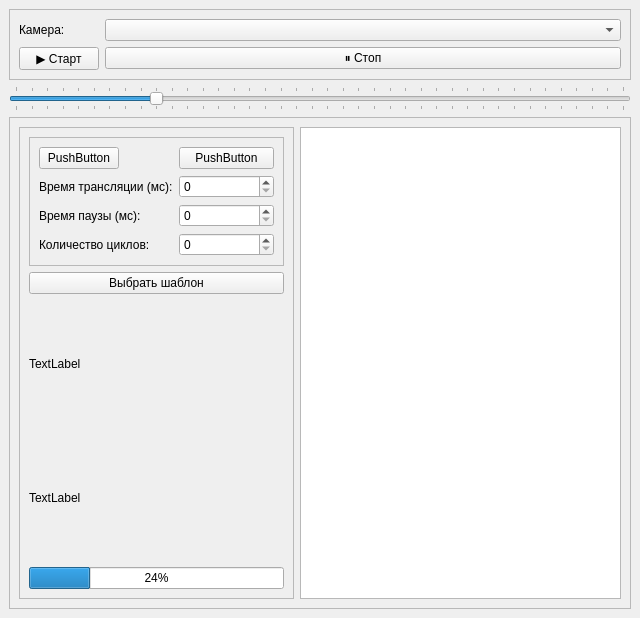
Qt form qtUi/ui1.ui (vaddav6/cjcLitCam) before a commit.
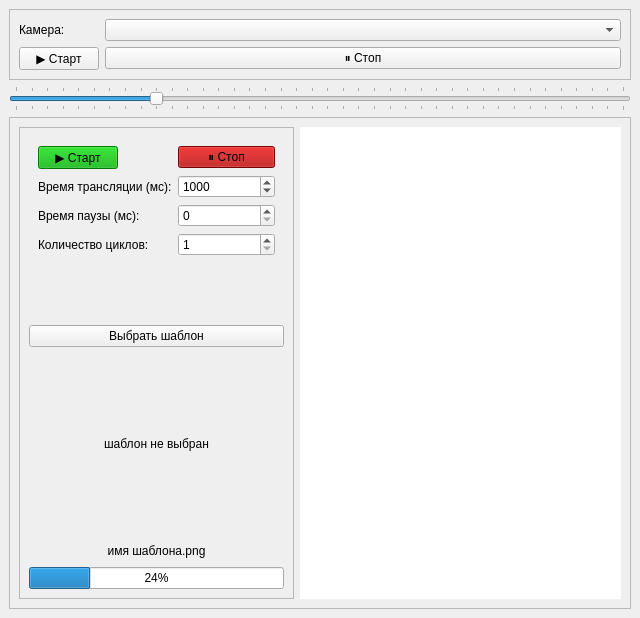
The same form after that commit.

Commit message: projection mode working

```diff
--- a/qtUi/ui1.ui
+++ b/qtUi/ui1.ui
@@ -112,7 +112,7 @@
           <item>
            <widget class="QFrame" name="frame_5">
             <property name="frameShape">
-             <enum>QFrame::Shape::StyledPanel</enum>
+             <enum>QFrame::Shape::NoFrame</enum>
             </property>
             <property name="frameShadow">
              <enum>QFrame::Shadow::Raised</enum>
@@ -140,25 +140,894 @@
               </widget>
              </item>
              <item row="1" column="1">
-              <widget class="QSpinBox" name="spinBox_2"/>
+              <widget class="QSpinBox" name="spinBox_2">
+               <property name="minimum">
+                <number>1</number>
+               </property>
+               <property name="maximum">
+                <number>100000</number>
+               </property>
+               <property name="value">
+                <number>1000</number>
+               </property>
+              </widget>
              </item>
              <item row="2" column="1">
-              <widget class="QSpinBox" name="spinBox_3"/>
+              <widget class="QSpinBox" name="spinBox_3">
+               <property name="minimum">
+                <number>0</number>
+               </property>
+               <property name="maximum">
+                <number>100000</number>
+               </property>
+               <property name="value">
+                <number>0</number>
+               </property>
+              </widget>
              </item>
              <item row="3" column="1">
-              <widget class="QSpinBox" name="spinBox_4"/>
+              <widget class="QSpinBox" name="spinBox_4">
+               <property name="minimum">
+                <number>1</number>
+               </property>
+               <property name="maximum">
+                <number>100</number>
+               </property>
+               <property name="value">
+                <number>1</number>
+               </property>
+              </widget>
              </item>
              <item row="0" column="0">
               <widget class="QPushButton" name="pushButton_2">
+               <property name="palette">
+                <palette>
+                 <active>
+                  <colorrole role="WindowText">
+                   <brush brushstyle="SolidPattern">
+                    <color alpha="255">
+                     <red>0</red>
+                     <green>0</green>
+                     <blue>0</blue>
+                    </color>
+                   </brush>
+                  </colorrole>
+                  <colorrole role="Button">
+                   <brush brushstyle="SolidPattern">
+                    <color alpha="255">
+                     <red>0</red>
+                     <green>170</green>
+                     <blue>0</blue>
+                    </color>
+                   </brush>
+                  </colorrole>
+                  <colorrole role="Light">
+                   <brush brushstyle="SolidPattern">
+                    <color alpha="255">
+                     <red>0</red>
+                     <green>255</green>
+                     <blue>0</blue>
+                    </color>
+                   </brush>
+                  </colorrole>
+                  <colorrole role="Midlight">
+                   <brush brushstyle="SolidPattern">
+                    <color alpha="255">
+                     <red>0</red>
+                     <green>212</green>
+                     <blue>0</blue>
+                    </color>
+                   </brush>
+                  </colorrole>
+                  <colorrole role="Dark">
+                   <brush brushstyle="SolidPattern">
+                    <color alpha="255">
+                     <red>0</red>
+                     <green>85</green>
+                     <blue>0</blue>
+                    </color>
+                   </brush>
+                  </colorrole>
+                  <colorrole role="Mid">
+                   <brush brushstyle="SolidPattern">
+                    <color alpha="255">
+                     <red>0</red>
+                     <green>113</green>
+                     <blue>0</blue>
+                    </color>
+                   </brush>
+                  </colorrole>
+                  <colorrole role="BrightText">
+                   <brush brushstyle="SolidPattern">
+                    <color alpha="255">
+                     <red>255</red>
+                     <green>255</green>
+                     <blue>255</blue>
+                    </color>
+                   </brush>
+                  </colorrole>
+                  <colorrole role="Base">
+                   <brush brushstyle="SolidPattern">
+                    <color alpha="255">
+                     <red>255</red>
+                     <green>255</green>
+                     <blue>255</blue>
+                    </color>
+                   </brush>
+                  </colorrole>
+                  <colorrole role="Window">
+                   <brush brushstyle="SolidPattern">
+                    <color alpha="255">
+                     <red>0</red>
+                     <green>170</green>
+                     <blue>0</blue>
+                    </color>
+                   </brush>
+                  </colorrole>
+                  <colorrole role="Shadow">
+                   <brush brushstyle="SolidPattern">
+                    <color alpha="255">
+                     <red>0</red>
+                     <green>0</green>
+                     <blue>0</blue>
+                    </color>
+                   </brush>
+                  </colorrole>
+                  <colorrole role="AlternateBase">
+                   <brush brushstyle="SolidPattern">
+                    <color alpha="255">
+                     <red>127</red>
+                     <green>212</green>
+                     <blue>127</blue>
+                    </color>
+                   </brush>
+                  </colorrole>
+                  <colorrole role="ToolTipBase">
+                   <brush brushstyle="SolidPattern">
+                    <color alpha="255">
+                     <red>255</red>
+                     <green>255</green>
+                     <blue>220</blue>
+                    </color>
+                   </brush>
+                  </colorrole>
+                  <colorrole role="ToolTipText">
+                   <brush brushstyle="SolidPattern">
+                    <color alpha="255">
+                     <red>0</red>
+                     <green>0</green>
+                     <blue>0</blue>
+                    </color>
+                   </brush>
+                  </colorrole>
+                  <colorrole role="PlaceholderText">
+                   <brush brushstyle="SolidPattern">
+                    <color alpha="127">
+                     <red>0</red>
+                     <green>0</green>
+                     <blue>0</blue>
+                    </color>
+                   </brush>
+                  </colorrole>
+                  <colorrole role="Accent">
+                   <brush brushstyle="SolidPattern">
+                    <color alpha="255">
+                     <red>255</red>
+                     <green>255</green>
+                     <blue>255</blue>
+                    </color>
+                   </brush>
+                  </colorrole>
+                 </active>
+                 <inactive>
+                  <colorrole role="WindowText">
+                   <brush brushstyle="SolidPattern">
+                    <color alpha="255">
+                     <red>0</red>
+                     <green>0</green>
+                     <blue>0</blue>
+                    </color>
+                   </brush>
+                  </colorrole>
+                  <colorrole role="Button">
+                   <brush brushstyle="SolidPattern">
+                    <color alpha="255">
+                     <red>0</red>
+                     <green>170</green>
+                     <blue>0</blue>
+                    </color>
+                   </brush>
+                  </colorrole>
+                  <colorrole role="Light">
+                   <brush brushstyle="SolidPattern">
+                    <color alpha="255">
+                     <red>0</red>
+                     <green>255</green>
+                     <blue>0</blue>
+                    </color>
+                   </brush>
+                  </colorrole>
+                  <colorrole role="Midlight">
+                   <brush brushstyle="SolidPattern">
+                    <color alpha="255">
+                     <red>0</red>
+                     <green>212</green>
+                     <blue>0</blue>
+                    </color>
+                   </brush>
+                  </colorrole>
+                  <colorrole role="Dark">
+                   <brush brushstyle="SolidPattern">
+                    <color alpha="255">
+                     <red>0</red>
+                     <green>85</green>
+                     <blue>0</blue>
+                    </color>
+                   </brush>
+                  </colorrole>
+                  <colorrole role="Mid">
+                   <brush brushstyle="SolidPattern">
+                    <color alpha="255">
+                     <red>0</red>
+                     <green>113</green>
+                     <blue>0</blue>
+                    </color>
+                   </brush>
+                  </colorrole>
+                  <colorrole role="BrightText">
+                   <brush brushstyle="SolidPattern">
+                    <color alpha="255">
+                     <red>255</red>
+                     <green>255</green>
+                     <blue>255</blue>
+                    </color>
+                   </brush>
+                  </colorrole>
+                  <colorrole role="Base">
+                   <brush brushstyle="SolidPattern">
+                    <color alpha="255">
+                     <red>255</red>
+                     <green>255</green>
+                     <blue>255</blue>
+                    </color>
+                   </brush>
+                  </colorrole>
+                  <colorrole role="Window">
+                   <brush brushstyle="SolidPattern">
+                    <color alpha="255">
+                     <red>0</red>
+                     <green>170</green>
+                     <blue>0</blue>
+                    </color>
+                   </brush>
+                  </colorrole>
+                  <colorrole role="Shadow">
+                   <brush brushstyle="SolidPattern">
+                    <color alpha="255">
+                     <red>0</red>
+                     <green>0</green>
+                     <blue>0</blue>
+                    </color>
+                   </brush>
+                  </colorrole>
+                  <colorrole role="AlternateBase">
+                   <brush brushstyle="SolidPattern">
+                    <color alpha="255">
+                     <red>127</red>
+                     <green>212</green>
+                     <blue>127</blue>
+                    </color>
+                   </brush>
+                  </colorrole>
+                  <colorrole role="ToolTipBase">
+                   <brush brushstyle="SolidPattern">
+                    <color alpha="255">
+                     <red>255</red>
+                     <green>255</green>
+                     <blue>220</blue>
+                    </color>
+                   </brush>
+                  </colorrole>
+                  <colorrole role="ToolTipText">
+                   <brush brushstyle="SolidPattern">
+                    <color alpha="255">
+                     <red>0</red>
+                     <green>0</green>
+                     <blue>0</blue>
+                    </color>
+                   </brush>
+                  </colorrole>
+                  <colorrole role="PlaceholderText">
+                   <brush brushstyle="SolidPattern">
+                    <color alpha="127">
+                     <red>0</red>
+                     <green>0</green>
+                     <blue>0</blue>
+                    </color>
+                   </brush>
+                  </colorrole>
+                  <colorrole role="Accent">
+                   <brush brushstyle="SolidPattern">
+                    <color alpha="255">
+                     <red>255</red>
+                     <green>255</green>
+                     <blue>255</blue>
+                    </color>
+                   </brush>
+                  </colorrole>
+                 </inactive>
+                 <disabled>
+                  <colorrole role="WindowText">
+                   <brush brushstyle="SolidPattern">
+                    <color alpha="255">
+                     <red>0</red>
+                     <green>85</green>
+                     <blue>0</blue>
+                    </color>
+                   </brush>
+                  </colorrole>
+                  <colorrole role="Button">
+                   <brush brushstyle="SolidPattern">
+                    <color alpha="255">
+                     <red>0</red>
+                     <green>170</green>
+                     <blue>0</blue>
+                    </color>
+                   </brush>
+                  </colorrole>
+                  <colorrole role="Light">
+                   <brush brushstyle="SolidPattern">
+                    <color alpha="255">
+                     <red>0</red>
+                     <green>255</green>
+                     <blue>0</blue>
+                    </color>
+                   </brush>
+                  </colorrole>
+                  <colorrole role="Midlight">
+                   <brush brushstyle="SolidPattern">
+                    <color alpha="255">
+                     <red>0</red>
+                     <green>212</green>
+                     <blue>0</blue>
+                    </color>
+                   </brush>
+                  </colorrole>
+                  <colorrole role="Dark">
+                   <brush brushstyle="SolidPattern">
+                    <color alpha="255">
+                     <red>0</red>
+                     <green>85</green>
+                     <blue>0</blue>
+                    </color>
+                   </brush>
+                  </colorrole>
+                  <colorrole role="Mid">
+                   <brush brushstyle="SolidPattern">
+                    <color alpha="255">
+                     <red>0</red>
+                     <green>113</green>
+                     <blue>0</blue>
+                    </color>
+                   </brush>
+                  </colorrole>
+                  <colorrole role="BrightText">
+                   <brush brushstyle="SolidPattern">
+                    <color alpha="255">
+                     <red>255</red>
+                     <green>255</green>
+                     <blue>255</blue>
+                    </color>
+                   </brush>
+                  </colorrole>
+                  <colorrole role="Base">
+                   <brush brushstyle="SolidPattern">
+                    <color alpha="255">
+                     <red>0</red>
+                     <green>170</green>
+                     <blue>0</blue>
+                    </color>
+                   </brush>
+                  </colorrole>
+                  <colorrole role="Window">
+                   <brush brushstyle="SolidPattern">
+                    <color alpha="255">
+                     <red>0</red>
+                     <green>170</green>
+                     <blue>0</blue>
+                    </color>
+                   </brush>
+                  </colorrole>
+                  <colorrole role="Shadow">
+                   <brush brushstyle="SolidPattern">
+                    <color alpha="255">
+                     <red>0</red>
+                     <green>0</green>
+                     <blue>0</blue>
+                    </color>
+                   </brush>
+                  </colorrole>
+                  <colorrole role="AlternateBase">
+                   <brush brushstyle="SolidPattern">
+                    <color alpha="255">
+                     <red>0</red>
+                     <green>170</green>
+                     <blue>0</blue>
+                    </color>
+                   </brush>
+                  </colorrole>
+                  <colorrole role="ToolTipBase">
+                   <brush brushstyle="SolidPattern">
+                    <color alpha="255">
+                     <red>255</red>
+                     <green>255</green>
+                     <blue>220</blue>
+                    </color>
+                   </brush>
+                  </colorrole>
+                  <colorrole role="ToolTipText">
+                   <brush brushstyle="SolidPattern">
+                    <color alpha="255">
+                     <red>0</red>
+                     <green>0</green>
+                     <blue>0</blue>
+                    </color>
+                   </brush>
+                  </colorrole>
+                  <colorrole role="PlaceholderText">
+                   <brush brushstyle="SolidPattern">
+                    <color alpha="127">
+                     <red>0</red>
+                     <green>85</green>
+                     <blue>0</blue>
+                    </color>
+                   </brush>
+                  </colorrole>
+                  <colorrole role="Accent">
+                   <brush brushstyle="SolidPattern">
+                    <color alpha="255">
+                     <red>0</red>
+                     <green>221</green>
+                     <blue>0</blue>
+                    </color>
+                   </brush>
+                  </colorrole>
+                 </disabled>
+                </palette>
+               </property>
                <property name="text">
-                <string>PushButton</string>
+                <string>▶ Старт</string>
+               </property>
+               <property name="autoDefault">
+                <bool>false</bool>
+               </property>
+               <property name="default">
+                <bool>false</bool>
+               </property>
+               <property name="flat">
+                <bool>false</bool>
                </property>
               </widget>
              </item>
              <item row="0" column="1">
               <widget class="QPushButton" name="pushButton_3">
+               <property name="palette">
+                <palette>
+                 <active>
+                  <colorrole role="WindowText">
+                   <brush brushstyle="SolidPattern">
+                    <color alpha="255">
+                     <red>0</red>
+                     <green>0</green>
+                     <blue>0</blue>
+                    </color>
+                   </brush>
+                  </colorrole>
+                  <colorrole role="Button">
+                   <brush brushstyle="SolidPattern">
+                    <color alpha="255">
+                     <red>170</red>
+                     <green>0</green>
+                     <blue>0</blue>
+                    </color>
+                   </brush>
+                  </colorrole>
+                  <colorrole role="Light">
+                   <brush brushstyle="SolidPattern">
+                    <color alpha="255">
+                     <red>255</red>
+                     <green>0</green>
+                     <blue>0</blue>
+                    </color>
+                   </brush>
+                  </colorrole>
+                  <colorrole role="Midlight">
+                   <brush brushstyle="SolidPattern">
+                    <color alpha="255">
+                     <red>212</red>
+                     <green>0</green>
+                     <blue>0</blue>
+                    </color>
+                   </brush>
+                  </colorrole>
+                  <colorrole role="Dark">
+                   <brush brushstyle="SolidPattern">
+                    <color alpha="255">
+                     <red>85</red>
+                     <green>0</green>
+                     <blue>0</blue>
+                    </color>
+                   </brush>
+                  </colorrole>
+                  <colorrole role="Mid">
+                   <brush brushstyle="SolidPattern">
+                    <color alpha="255">
+                     <red>113</red>
+                     <green>0</green>
+                     <blue>0</blue>
+                    </color>
+                   </brush>
+                  </colorrole>
+                  <colorrole role="BrightText">
+                   <brush brushstyle="SolidPattern">
+                    <color alpha="255">
+                     <red>255</red>
+                     <green>255</green>
+                     <blue>255</blue>
+                    </color>
+                   </brush>
+                  </colorrole>
+                  <colorrole role="Base">
+                   <brush brushstyle="SolidPattern">
+                    <color alpha="255">
+                     <red>255</red>
+                     <green>255</green>
+                     <blue>255</blue>
+                    </color>
+                   </brush>
+                  </colorrole>
+                  <colorrole role="Window">
+                   <brush brushstyle="SolidPattern">
+                    <color alpha="255">
+                     <red>170</red>
+                     <green>0</green>
+                     <blue>0</blue>
+                    </color>
+                   </brush>
+                  </colorrole>
+                  <colorrole role="Shadow">
+                   <brush brushstyle="SolidPattern">
+                    <color alpha="255">
+                     <red>0</red>
+                     <green>0</green>
+                     <blue>0</blue>
+                    </color>
+                   </brush>
+                  </colorrole>
+                  <colorrole role="AlternateBase">
+                   <brush brushstyle="SolidPattern">
+                    <color alpha="255">
+                     <red>212</red>
+                     <green>127</green>
+                     <blue>127</blue>
+                    </color>
+                   </brush>
+                  </colorrole>
+                  <colorrole role="ToolTipBase">
+                   <brush brushstyle="SolidPattern">
+                    <color alpha="255">
+                     <red>255</red>
+                     <green>255</green>
+                     <blue>220</blue>
+                    </color>
+                   </brush>
+                  </colorrole>
+                  <colorrole role="ToolTipText">
+                   <brush brushstyle="SolidPattern">
+                    <color alpha="255">
+                     <red>0</red>
+                     <green>0</green>
+                     <blue>0</blue>
+                    </color>
+                   </brush>
+                  </colorrole>
+                  <colorrole role="PlaceholderText">
+                   <brush brushstyle="SolidPattern">
+                    <color alpha="127">
+                     <red>0</red>
+                     <green>0</green>
+                     <blue>0</blue>
+                    </color>
+                   </brush>
+                  </colorrole>
+                  <colorrole role="Accent">
+                   <brush brushstyle="SolidPattern">
+                    <color alpha="255">
+                     <red>255</red>
+                     <green>255</green>
+                     <blue>255</blue>
+                    </color>
+                   </brush>
+                  </colorrole>
+                 </active>
+                 <inactive>
+                  <colorrole role="WindowText">
+                   <brush brushstyle="SolidPattern">
+                    <color alpha="255">
+                     <red>0</red>
+                     <green>0</green>
+                     <blue>0</blue>
+                    </color>
+                   </brush>
+                  </colorrole>
+                  <colorrole role="Button">
+                   <brush brushstyle="SolidPattern">
+                    <color alpha="255">
+                     <red>170</red>
+                     <green>0</green>
+                     <blue>0</blue>
+                    </color>
+                   </brush>
+                  </colorrole>
+                  <colorrole role="Light">
+                   <brush brushstyle="SolidPattern">
+                    <color alpha="255">
+                     <red>255</red>
+                     <green>0</green>
+                     <blue>0</blue>
+                    </color>
+                   </brush>
+                  </colorrole>
+                  <colorrole role="Midlight">
+                   <brush brushstyle="SolidPattern">
+                    <color alpha="255">
+                     <red>212</red>
+                     <green>0</green>
+                     <blue>0</blue>
+                    </color>
+                   </brush>
+                  </colorrole>
+                  <colorrole role="Dark">
+                   <brush brushstyle="SolidPattern">
+                    <color alpha="255">
+                     <red>85</red>
+                     <green>0</green>
+                     <blue>0</blue>
+                    </color>
+                   </brush>
+                  </colorrole>
+                  <colorrole role="Mid">
+                   <brush brushstyle="SolidPattern">
+                    <color alpha="255">
+                     <red>113</red>
+                     <green>0</green>
+                     <blue>0</blue>
+                    </color>
+                   </brush>
+                  </colorrole>
+                  <colorrole role="BrightText">
+                   <brush brushstyle="SolidPattern">
+                    <color alpha="255">
+                     <red>255</red>
+                     <green>255</green>
+                     <blue>255</blue>
+                    </color>
+                   </brush>
+                  </colorrole>
+                  <colorrole role="Base">
+                   <brush brushstyle="SolidPattern">
+                    <color alpha="255">
+                     <red>255</red>
+                     <green>255</green>
+                     <blue>255</blue>
+                    </color>
+                   </brush>
+                  </colorrole>
+                  <colorrole role="Window">
+                   <brush brushstyle="SolidPattern">
+                    <color alpha="255">
+                     <red>170</red>
+                     <green>0</green>
+                     <blue>0</blue>
+                    </color>
+                   </brush>
+                  </colorrole>
+                  <colorrole role="Shadow">
+                   <brush brushstyle="SolidPattern">
+                    <color alpha="255">
+                     <red>0</red>
+                     <green>0</green>
+                     <blue>0</blue>
+                    </color>
+                   </brush>
+                  </colorrole>
+                  <colorrole role="AlternateBase">
+                   <brush brushstyle="SolidPattern">
+                    <color alpha="255">
+                     <red>212</red>
+                     <green>127</green>
+                     <blue>127</blue>
+                    </color>
+                   </brush>
+                  </colorrole>
+                  <colorrole role="ToolTipBase">
+                   <brush brushstyle="SolidPattern">
+                    <color alpha="255">
+                     <red>255</red>
+                     <green>255</green>
+                     <blue>220</blue>
+                    </color>
+                   </brush>
+                  </colorrole>
+                  <colorrole role="ToolTipText">
+                   <brush brushstyle="SolidPattern">
+                    <color alpha="255">
+                     <red>0</red>
+                     <green>0</green>
+                     <blue>0</blue>
+                    </color>
+                   </brush>
+                  </colorrole>
+                  <colorrole role="PlaceholderText">
+                   <brush brushstyle="SolidPattern">
+                    <color alpha="127">
+                     <red>0</red>
+                     <green>0</green>
+                     <blue>0</blue>
+                    </color>
+                   </brush>
+                  </colorrole>
+                  <colorrole role="Accent">
+                   <brush brushstyle="SolidPattern">
+                    <color alpha="255">
+                     <red>255</red>
+                     <green>255</green>
+                     <blue>255</blue>
+                    </color>
+                   </brush>
+                  </colorrole>
+                 </inactive>
+                 <disabled>
+                  <colorrole role="WindowText">
+                   <brush brushstyle="SolidPattern">
+                    <color alpha="255">
+                     <red>85</red>
+                     <green>0</green>
+                     <blue>0</blue>
+                    </color>
+                   </brush>
+                  </colorrole>
+                  <colorrole role="Button">
+                   <brush brushstyle="SolidPattern">
+                    <color alpha="255">
+                     <red>170</red>
+                     <green>0</green>
+                     <blue>0</blue>
+                    </color>
+                   </brush>
+                  </colorrole>
+                  <colorrole role="Light">
+                   <brush brushstyle="SolidPattern">
+                    <color alpha="255">
+                     <red>255</red>
+                     <green>0</green>
+                     <blue>0</blue>
+                    </color>
+                   </brush>
+                  </colorrole>
+                  <colorrole role="Midlight">
+                   <brush brushstyle="SolidPattern">
+                    <color alpha="255">
+                     <red>212</red>
+                     <green>0</green>
+                     <blue>0</blue>
+                    </color>
+                   </brush>
+                  </colorrole>
+                  <colorrole role="Dark">
+                   <brush brushstyle="SolidPattern">
+                    <color alpha="255">
+                     <red>85</red>
+                     <green>0</green>
+                     <blue>0</blue>
+                    </color>
+                   </brush>
+                  </colorrole>
+                  <colorrole role="Mid">
+                   <brush brushstyle="SolidPattern">
+                    <color alpha="255">
+                     <red>113</red>
+                     <green>0</green>
+                     <blue>0</blue>
+                    </color>
+                   </brush>
+                  </colorrole>
+                  <colorrole role="BrightText">
+                   <brush brushstyle="SolidPattern">
+                    <color alpha="255">
+                     <red>255</red>
+                     <green>255</green>
+                     <blue>255</blue>
+                    </color>
+                   </brush>
+                  </colorrole>
+                  <colorrole role="Base">
+                   <brush brushstyle="SolidPattern">
+                    <color alpha="255">
+                     <red>170</red>
+                     <green>0</green>
+                     <blue>0</blue>
+                    </color>
+                   </brush>
+                  </colorrole>
+                  <colorrole role="Window">
+                   <brush brushstyle="SolidPattern">
+                    <color alpha="255">
+                     <red>170</red>
+                     <green>0</green>
+                     <blue>0</blue>
+                    </color>
+                   </brush>
+                  </colorrole>
+                  <colorrole role="Shadow">
+                   <brush brushstyle="SolidPattern">
+                    <color alpha="255">
+                     <red>0</red>
+                     <green>0</green>
+                     <blue>0</blue>
+                    </color>
+                   </brush>
+                  </colorrole>
+                  <colorrole role="AlternateBase">
+                   <brush brushstyle="SolidPattern">
+                    <color alpha="255">
+                     <red>170</red>
+                     <green>0</green>
+                     <blue>0</blue>
+                    </color>
+                   </brush>
+                  </colorrole>
+                  <colorrole role="ToolTipBase">
+                   <brush brushstyle="SolidPattern">
+                    <color alpha="255">
+                     <red>255</red>
+                     <green>255</green>
+                     <blue>220</blue>
+                    </color>
+                   </brush>
+                  </colorrole>
+                  <colorrole role="ToolTipText">
+                   <brush brushstyle="SolidPattern">
+                    <color alpha="255">
+                     <red>0</red>
+                     <green>0</green>
+                     <blue>0</blue>
+                    </color>
+                   </brush>
+                  </colorrole>
+                  <colorrole role="PlaceholderText">
+                   <brush brushstyle="SolidPattern">
+                    <color alpha="127">
+                     <red>85</red>
+                     <green>0</green>
+                     <blue>0</blue>
+                    </color>
+                   </brush>
+                  </colorrole>
+                  <colorrole role="Accent">
+                   <brush brushstyle="SolidPattern">
+                    <color alpha="255">
+                     <red>221</red>
+                     <green>0</green>
+                     <blue>0</blue>
+                    </color>
+                   </brush>
+                  </colorrole>
+                 </disabled>
+                </palette>
+               </property>
                <property name="text">
-                <string>PushButton</string>
+                <string>⏸ Стоп</string>
                </property>
               </widget>
              </item>
@@ -175,14 +1044,26 @@
           <item>
            <widget class="QLabel" name="label_2">
             <property name="text">
-             <string>TextLabel</string>
+             <string>шаблон не выбран</string>
+            </property>
+            <property name="alignment">
+             <set>Qt::AlignmentFlag::AlignCenter</set>
             </property>
            </widget>
           </item>
           <item>
            <widget class="QLabel" name="label_3">
+            <property name="maximumSize">
+             <size>
+              <width>16777215</width>
+              <height>20</height>
+             </size>
+            </property>
             <property name="text">
-             <string>TextLabel</string>
+             <string>имя шаблона.png</string>
+            </property>
+            <property name="alignment">
+             <set>Qt::AlignmentFlag::AlignCenter</set>
             </property>
            </widget>
           </item>
@@ -197,7 +1078,11 @@
         </widget>
        </item>
        <item>
-        <widget class="QGraphicsView" name="graphicsView"/>
+        <widget class="QGraphicsView" name="graphicsView">
+         <property name="frameShape">
+          <enum>QFrame::Shape::NoFrame</enum>
+         </property>
+        </widget>
        </item>
       </layout>
      </widget>
```
The commit also changes 2 other files.
